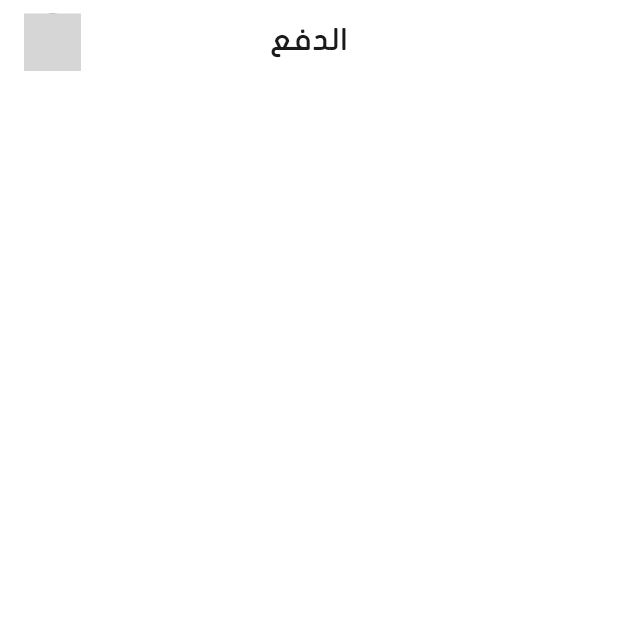
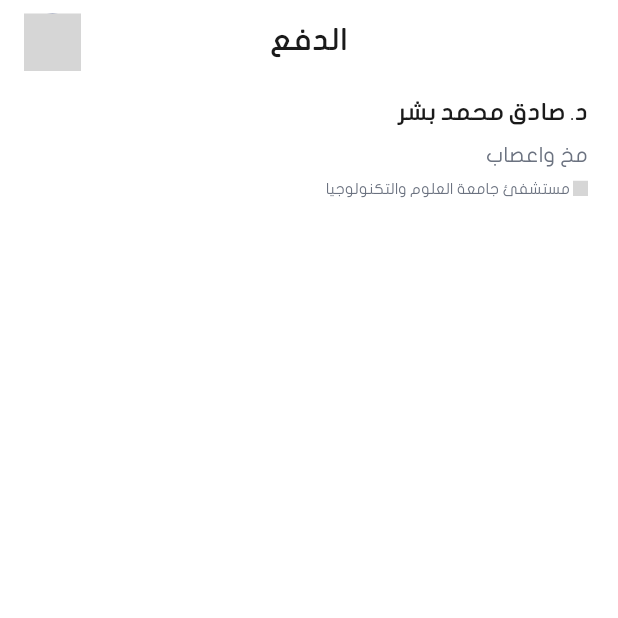
Before and after one commit to odaibishr/doctor_booking_system_with_ai, a Flutter app: the PaymentView screen opened by its route, on a phone screen of 412 x 824 dp, the top half of it. Run offline on Flutter 3.47's test engine with Material 3 defaults, Android fonts, the phone set to English and light mode, and no system bars; our stand-ins replace carousel_slider, date_field, dio, dropdown_button2, go_router, image_picker and 1 more; missing offline and left inert: data_connection_checker_tv, social_auth_buttons, svg_flutter; project files that could hold a hidden picture were left out; grey boxes are pictures that could not be loaded.

Commit message:
create doctor info payment card

```diff
--- a/lib/features/payment/presentation/payment_view.dart
+++ b/lib/features/payment/presentation/payment_view.dart
@@ -6,10 +6,6 @@ class PaymentView extends StatelessWidget {
 
   @override
   Widget build(BuildContext context) {
-    return Scaffold(
-      body: SafeArea(child:
-      PaymentViewBody()
-      ),
-    );
+    return Scaffold(body: SafeArea(child: const PaymentViewBody()));
   }
 }
--- /dev/null
+++ b/lib/features/payment/presentation/widget/doctor_info.dart
@@ -0,0 +1,36 @@
+import 'package:doctor_booking_system_with_ai/core/styles/app_colors.dart';
+import 'package:doctor_booking_system_with_ai/core/styles/font_styles.dart';
+import 'package:doctor_booking_system_with_ai/core/widgets/location_info.dart';
+import 'package:flutter/material.dart';
+
+class DoctorInfo extends StatelessWidget {
+  const DoctorInfo({
+    super.key,
+    required this.name,
+    required this.specialization,
+    required this.location,
+  });
+  final String name;
+  final String specialization;
+  final String location;
+
+  @override
+  Widget build(BuildContext context) {
+    return Column(
+      crossAxisAlignment: CrossAxisAlignment.start,
+      children: [
+        Text(
+          name,
+          style: FontStyles.subTitle2.copyWith(fontWeight: FontWeight.bold),
+        ),
+        const SizedBox(height: 7),
+        Text(
+          specialization,
+          style: FontStyles.subTitle3.copyWith(color: AppColors.gray500),
+        ),
+        const SizedBox(height: 7),
+        LocationInfo(location: location, color: AppColors.gray500),
+      ],
+    );
+  }
+}
--- a/lib/features/payment/presentation/widget/payment_view_body.dart
+++ b/lib/features/payment/presentation/widget/payment_view_body.dart
@@ -1,5 +1,6 @@
 import 'package:doctor_booking_system_with_ai/core/styles/app_colors.dart';
 import 'package:doctor_booking_system_with_ai/core/widgets/custom_app_bar.dart';
+import 'package:doctor_booking_system_with_ai/features/payment/presentation/widget/doctor_info.dart';
 import 'package:flutter/material.dart';
 
 class PaymentViewBody extends StatelessWidget {
@@ -20,6 +21,22 @@ class PaymentViewBody extends StatelessWidget {
           surfaceTintColor: AppColors.white,
           automaticallyImplyLeading: false,
         ),
+        SliverToBoxAdapter(
+          child: Padding(
+            padding: const EdgeInsets.symmetric(horizontal: 20),
+            child: Column(
+              crossAxisAlignment: CrossAxisAlignment.start,
+              children: [
+                const SizedBox(height: 10),
+                const DoctorInfo(
+                  name: 'د. صادق محمد بشر',
+                  specialization: 'مخ واعصاب',
+                  location: 'مستشفئ جامعة العلوم والتكنولوجيا',
+                ),
+              ],
+            ),
+          ),
+        ),
       ],
     );
   }
```
